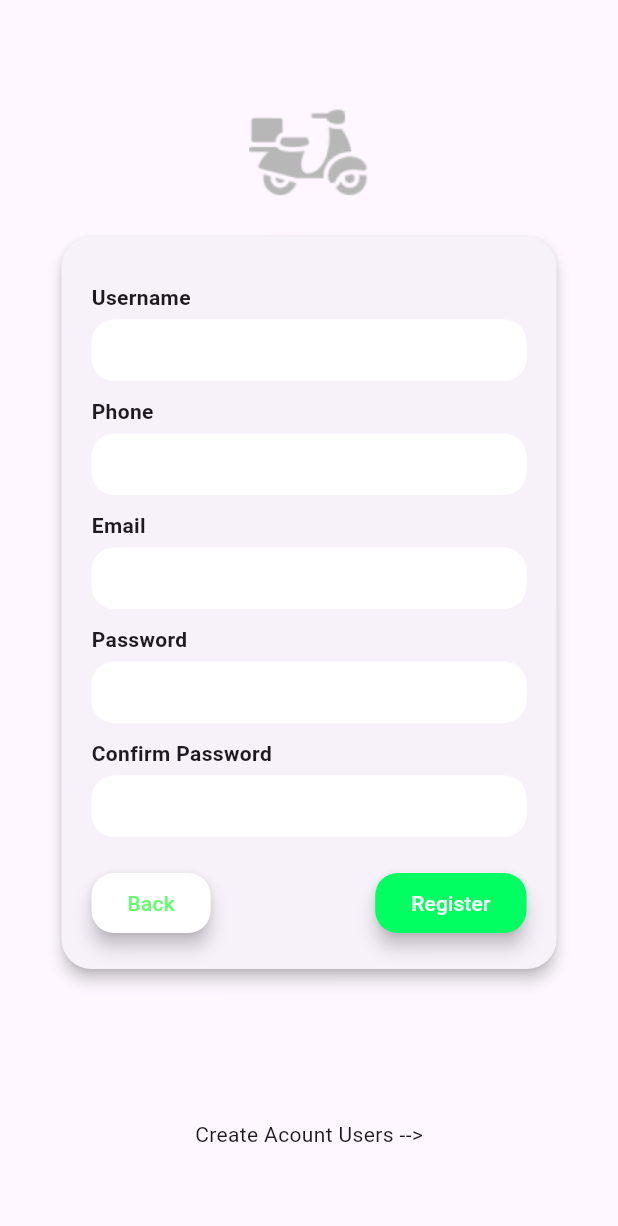
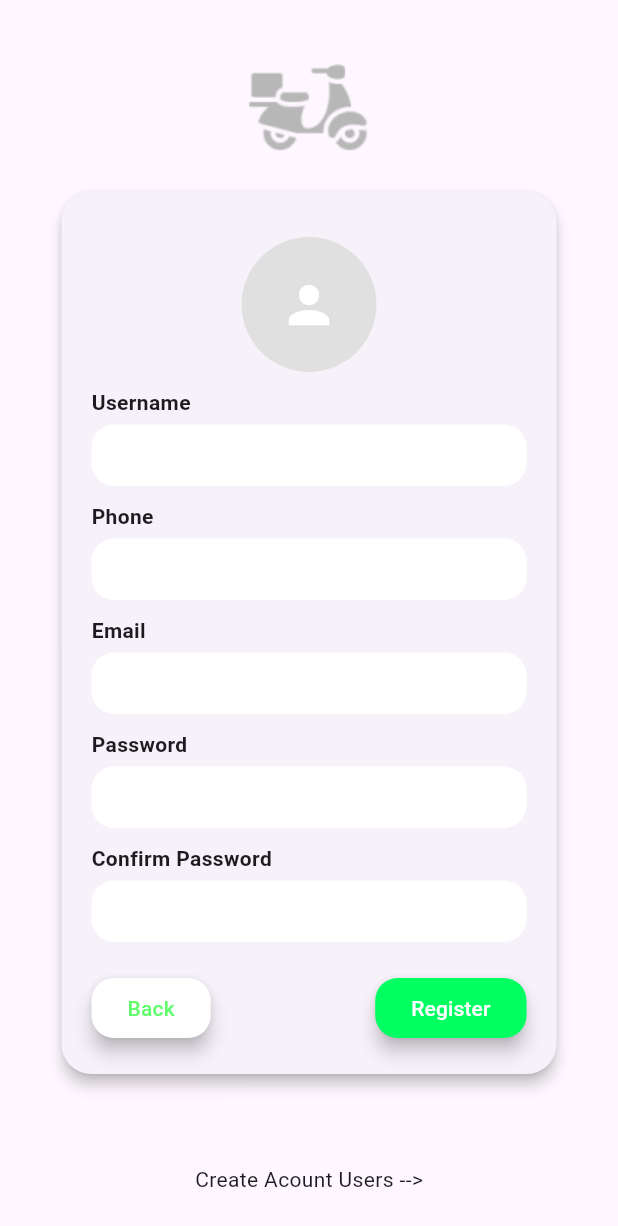
Before and after one commit to PeerapatKaewdee/Delivery_app, a Flutter app: the RegisterCustomer screen opened directly, after a tap on "Create Acount Rider -->", on a phone screen of 412 x 824 dp. Shown: the top 1226 px of the screen. Run offline on Flutter 3.47's test engine with Material 3 defaults, Android fonts, the phone set to English and light mode, and no system bars; our stand-ins replace firebase_core, flutter_map, geolocator, get, image_picker, latlong2; accounts and stored records are empty.

Commit message:
update register

```diff
--- a/lib/page/RegisterCustomer.dart
+++ b/lib/page/RegisterCustomer.dart
@@ -52,6 +52,23 @@ class _RegisterCustomerState extends State<RegisterCustomer> {
                           mainAxisSize: MainAxisSize.min,
                           crossAxisAlignment: CrossAxisAlignment.start,
                           children: [
+                            const SizedBox(height: 10.0),
+                            Center(
+                              child: GestureDetector(
+                                onTap: () {
+                                  // Handle image upload here
+                                },
+                                child: CircleAvatar(
+                                  radius: 45, // Size of the avatar
+                                  backgroundColor: Colors.grey[300],
+                                  child: const Icon(
+                                    Icons.person,
+                                    size: 40, // Size of icon
+                                    color: Colors.white,
+                                  ),
+                                ),
+                              ),
+                            ),
                             const SizedBox(height: 10.0),
                             const Text(
                               'Username',
@@ -250,7 +267,7 @@ class _RegisterCustomerState extends State<RegisterCustomer> {
                       ),
                     ),
                     SizedBox(
-                      height: 100,
+                      height: 60,
                     ),
                     Column(
                       crossAxisAlignment: CrossAxisAlignment.end,
--- a/lib/page/RegisterRider.dart
+++ b/lib/page/RegisterRider.dart
@@ -67,6 +67,23 @@ class _RegisterRiderState extends State<RegisterRider> {
                           mainAxisSize: MainAxisSize.min,
                           crossAxisAlignment: CrossAxisAlignment.start,
                           children: [
+                            const SizedBox(height: 10.0),
+                            Center(
+                              child: GestureDetector(
+                                onTap: () {
+                                  // Handle image upload here
+                                },
+                                child: CircleAvatar(
+                                  radius: 45, // Size of the avatar
+                                  backgroundColor: Colors.grey[300],
+                                  child: const Icon(
+                                    Icons.person,
+                                    size: 40, // Size of icon
+                                    color: Colors.white,
+                                  ),
+                                ),
+                              ),
+                            ),
                             const SizedBox(height: 10.0),
                             const Text(
                               'Username',
@@ -265,7 +282,7 @@ class _RegisterRiderState extends State<RegisterRider> {
                       ),
                     ),
                     SizedBox(
-                      height: 100,
+                      height: 60,
                     ),
                     Column(
                       crossAxisAlignment: CrossAxisAlignment.end,
```
